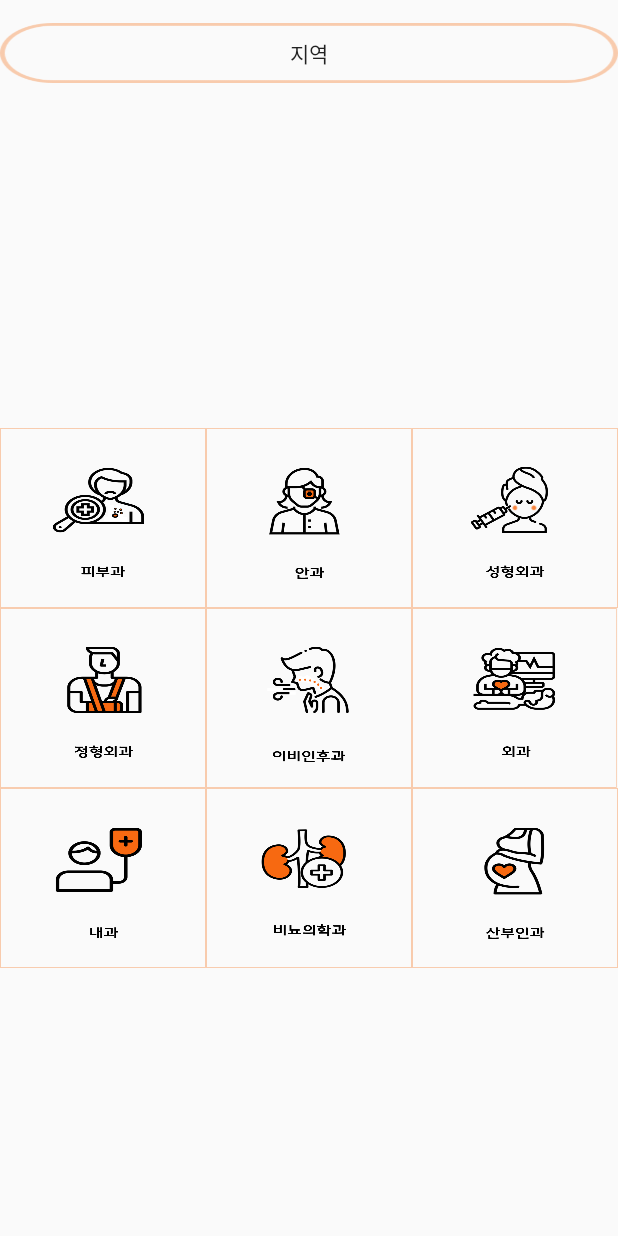
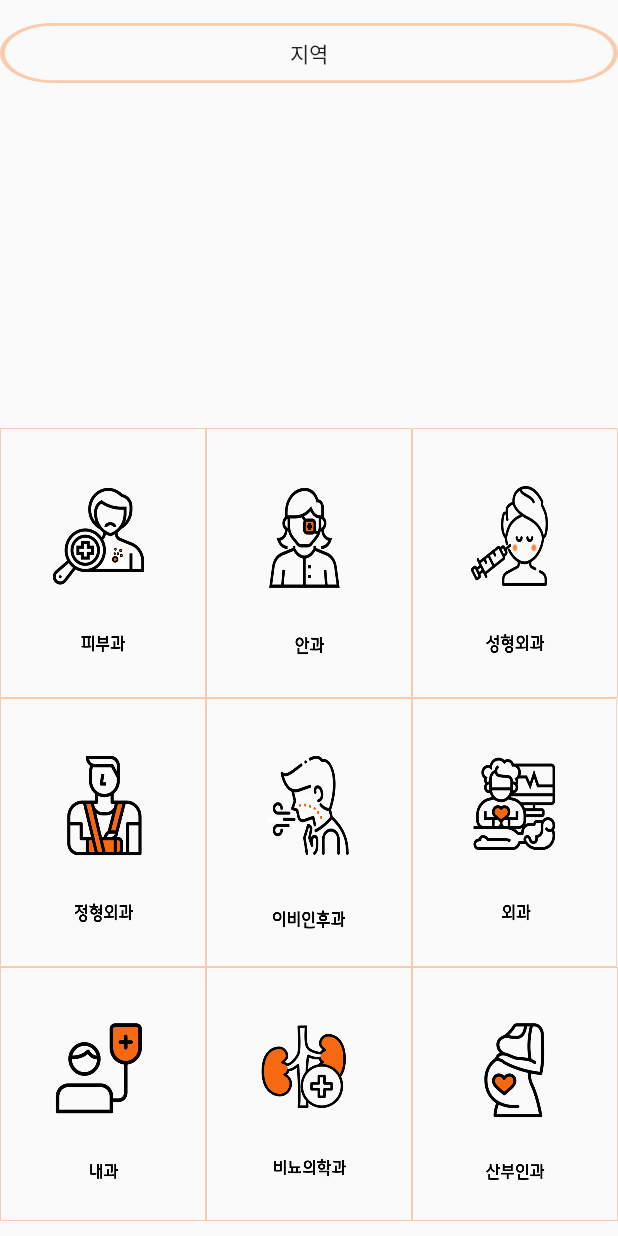
Before and after one commit to Wijinhyun/Api_test, an Android app: the screen it shows after launch (MainActivity), on a phone screen of 412 x 824 dp. Run offline under Robolectric (Android 15) with nearby library versions, the phone set to English and light mode, and no system bars.

Commit message:
JeongHu Commit 1027

```diff
--- a/app/src/main/res/layout/activity_main.xml
+++ b/app/src/main/res/layout/activity_main.xml
@@ -24,17 +24,18 @@
     <LinearLayout
         android:paddingTop="230sp"
         android:layout_width="match_parent"
-        android:layout_height="wrap_content"
+        android:layout_height="match_parent"
         android:orientation="vertical">
 
         <LinearLayout
             android:layout_width="match_parent"
-            android:layout_height="wrap_content"
+            android:layout_height="match_parent"
+            android:layout_weight="1"
             android:orientation="horizontal" >
             <Button
                 android:id="@+id/btn_Dermatology"
-                android:layout_width="0dp"
-                android:layout_height="120sp"
+                android:layout_width="match_parent"
+                android:layout_height="match_parent"
                 android:layout_weight="1"
                 android:fontFamily="@font/hangeulnurib"
                 android:background="@drawable/icon_dermatology"
@@ -42,8 +43,8 @@
                 />
             <Button
                 android:id="@+id/btn_Ophthalmology"
-                android:layout_width="0dp"
-                android:layout_height="120sp"
+                android:layout_width="match_parent"
+                android:layout_height="match_parent"
                 android:layout_weight="1"
                 android:fontFamily="@font/hangeulnurib"
                 android:background="@drawable/icon_ophthalmology"
@@ -51,8 +52,8 @@
 
             <Button
                 android:id="@+id/btn_Cosmetic_Surgery"
-                android:layout_width="0dp"
-                android:layout_height="120sp"
+                android:layout_width="match_parent"
+                android:layout_height="match_parent"
                 android:layout_weight="1"
                 android:fontFamily="@font/hangeulnurib"
                 android:background="@drawable/icon_cosmetic"
@@ -60,14 +61,16 @@
                  />
 
         </LinearLayout>
+
         <LinearLayout
             android:layout_width="match_parent"
-            android:layout_height="wrap_content"
+            android:layout_height="match_parent"
+            android:layout_weight="1"
             android:orientation="horizontal" >
             <Button
                 android:id="@+id/btn_Orthopedics"
-                android:layout_width="0dp"
-                android:layout_height="120sp"
+                android:layout_width="match_parent"
+                android:layout_height="match_parent"
                 android:layout_weight="1"
                 android:fontFamily="@font/hangeulnurib"
                 android:background="@drawable/icon_orthopedics"
@@ -75,8 +78,8 @@
 
             <Button
                 android:id="@+id/btn_Otolaryngology"
-                android:layout_width="0dp"
-                android:layout_height="120sp"
+                android:layout_width="match_parent"
+                android:layout_height="match_parent"
                 android:layout_weight="1"
                 android:fontFamily="@font/hangeulnurib"
                 android:background="@drawable/icon_ent"
@@ -85,8 +88,8 @@
 
             <Button
                 android:id="@+id/btn_Surgical"
-                android:layout_width="0dp"
-                android:layout_height="120sp"
+                android:layout_width="match_parent"
+                android:layout_height="match_parent"
                 android:layout_weight="1"
                 android:fontFamily="@font/hangeulnurib"
                 android:background="@drawable/icon_surgical"
@@ -96,13 +99,14 @@
         </LinearLayout>
         <LinearLayout
             android:layout_width="match_parent"
-            android:layout_height="wrap_content"
+            android:layout_height="match_parent"
             android:orientation="horizontal"
+            android:layout_weight="1"
             android:layout_marginBottom="10sp">
             <Button
                 android:id="@+id/btn_Internal_Medicine"
-                android:layout_width="0dp"
-                android:layout_height="120sp"
+                android:layout_width="match_parent"
+                android:layout_height="match_parent"
                 android:layout_weight="1"
                 android:fontFamily="@font/hangeulnurib"
                 android:background="@drawable/icon_internal_medicine"
@@ -112,8 +116,8 @@
                  />
             <Button
                 android:id="@+id/btn_Urology"
-                android:layout_width="0dp"
-                android:layout_height="120sp"
+                android:layout_width="match_parent"
+                android:layout_height="match_parent"
                 android:layout_weight="1"
                 android:fontFamily="@font/hangeulnurib"
                 android:background="@drawable/icon_urology"
@@ -123,8 +127,8 @@
                />
             <Button
                 android:id="@+id/btn_Obstetrics_Gynecology"
-                android:layout_width="0dp"
-                android:layout_height="120sp"
+                android:layout_width="match_parent"
+                android:layout_height="match_parent"
                 android:layout_weight="1"
                 android:fontFamily="@font/hangeulnurib"
                 android:background="@drawable/icon_obstetrics"
```
